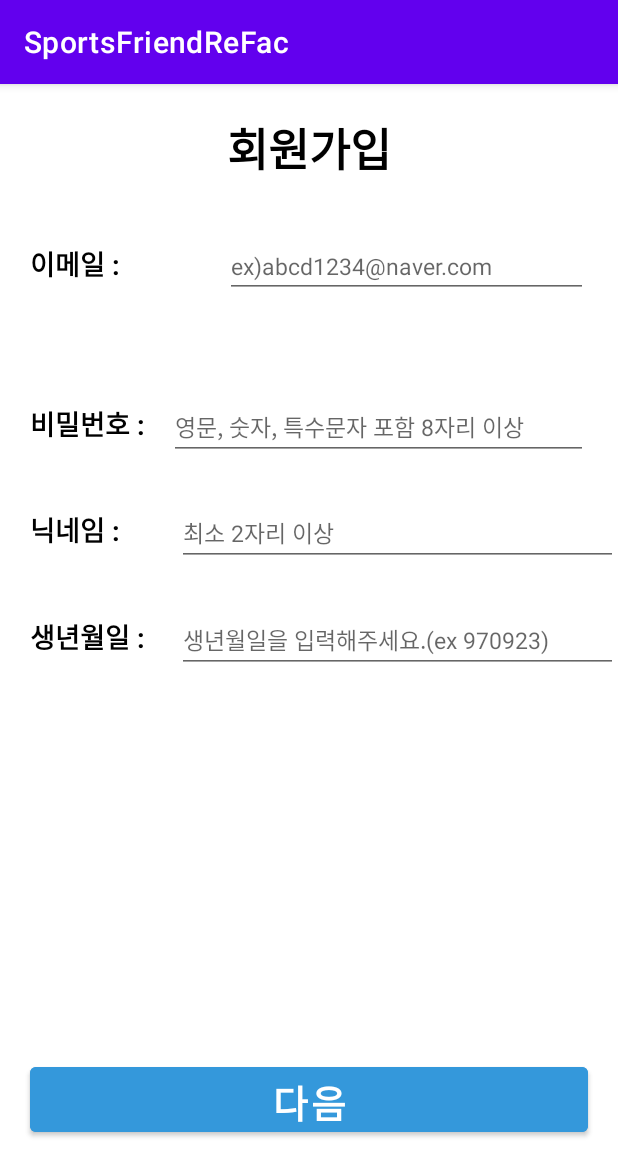
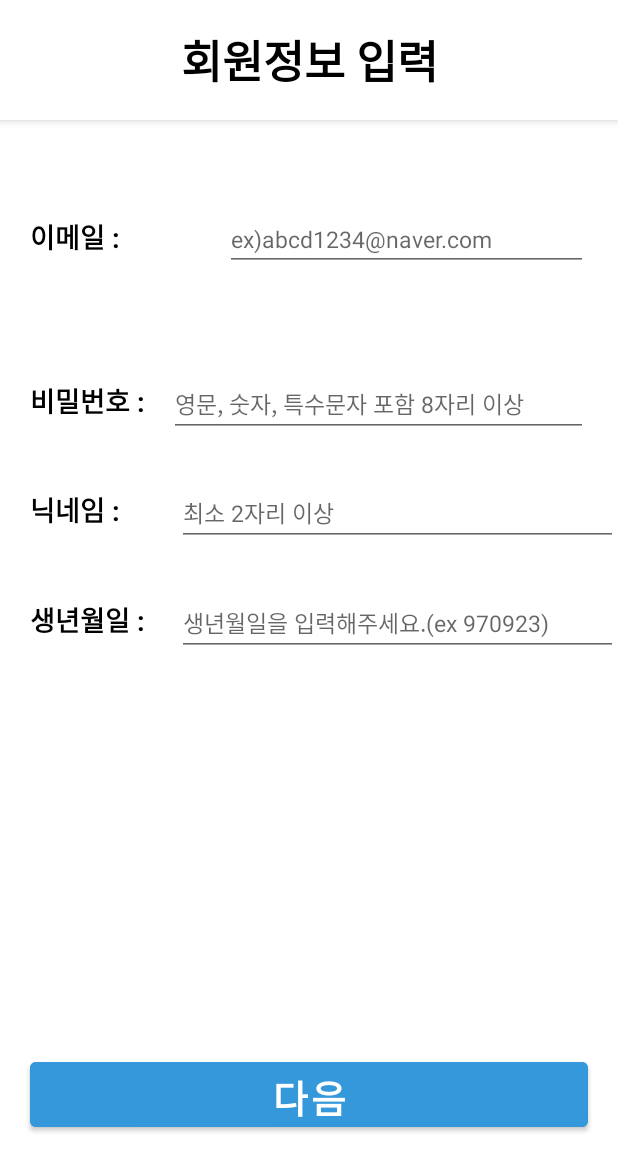
Before and after one commit to moonhyung37/SportsFriendApp-ReFactoring, an Android app: the RegisterFrag screen opened through its navigation route, on a phone screen of 412 x 824 dp. Shown: the top 1176 px of the screen. Run offline under Robolectric (Android 15) with nearby library versions, the phone set to English and light mode, and no system bars; our stand-ins replace Dagger/Hilt's generated code, data binding.

Commit message:
1.로그인 기능 구현 중 -액션바 적용 완료

```diff
--- a/app/src/main/java/com/example/sportsfriendrefac/base/BaseActivity.kt
+++ b/app/src/main/java/com/example/sportsfriendrefac/base/BaseActivity.kt
@@ -1,16 +1,24 @@
 package com.example.sportsfriendrefac.base
 
+import android.app.Activity
+import android.content.Context
+import android.content.Intent
 import android.os.Bundle
 import android.util.Log
+import android.widget.Toast
 import androidx.annotation.LayoutRes
 import androidx.appcompat.app.AppCompatActivity
 import androidx.databinding.DataBindingUtil
 import androidx.databinding.ViewDataBinding
 
+//1)ViewBinding을 상속하는 객체만 받는다.
+//2)
 abstract class BaseActivity<T : ViewDataBinding, V : BaseViewModel>
 //입력값으로 레이아웃 경로를 입력
     (@LayoutRes private val layoutResId: Int) : AppCompatActivity() {
-    private lateinit var binding: T
+    protected lateinit var binding: T
+
+    //추상
     protected abstract val viewModel: V
     abstract val TAG: String // 액티비티 태그
 
@@ -18,40 +26,50 @@ abstract class BaseActivity<T : ViewDataBinding, V : BaseViewModel>
     override fun onCreate(savedInstanceState: Bundle?) {
         super.onCreate(savedInstanceState)
         Log.i(TAG, "onCreate")
-        //엑티비티마다 다른 레이아웃 Id를 입력값으로 받ㄴ
+        //엑티비티마다 다른 레이아웃 Id를 입력값으로 받음
         binding = DataBindingUtil.setContentView(this, layoutResId)
     }
 
+
     override fun onRestart() {
         super.onRestart()
-        Log.i(TAG, "onRestart")
+//        Log.i(TAG, "onRestart")
     }
 
 
     override fun onStart() {
         super.onStart()
-        Log.i(TAG, "onStart")
+//        Log.i(TAG, "onStart")
     }
 
     override fun onResume() {
         super.onResume()
-        Log.i(TAG, "onResume")
+//        Log.i(TAG, "onResume")
     }
 
     override fun onPause() {
         super.onPause()
-        Log.i(TAG, "onPause")
+//        Log.i(TAG, "onPause")
     }
 
     override fun onStop() {
         super.onStop()
-        Log.i(TAG, "onStop")
+//        Log.i(TAG, "onStop")
     }
 
     override fun onDestroy() {
         super.onDestroy()
-        Log.i(TAG, "onDestroy")
+//        Log.i(TAG, "onDestroy")
     }
 
+//    abstract fun init()
 
+    //엑티비티 이동
+    inline fun <reified T : Activity> Context.startActivity() {
+        val intent = Intent(this, T::class.java)
+        startActivity(intent)
+    }
+
+    protected fun showToast(msg: String) =
+        Toast.makeText(applicationContext, msg, Toast.LENGTH_SHORT).show()
 }
--- a/app/src/main/java/com/example/sportsfriendrefac/base/BaseFragment.kt
+++ b/app/src/main/java/com/example/sportsfriendrefac/base/BaseFragment.kt
@@ -27,9 +27,14 @@ abstract class BaseFragment<B : ViewDataBinding>(
     override fun onViewCreated(view: View, savedInstanceState: Bundle?) {
         super.onViewCreated(view, savedInstanceState)
         binding.lifecycleOwner = this
+        //프래그먼트에 필요한 세팅을 하는 메서드
         init()
     }
 
+    //프래그먼트마다 상세한 세팅코드가 다르기 때문에 작성함.
+    //각각의 프래그먼트마다 Override 되는 init()가 실행된다.
+    //override한 부분에 세팅할 코드를 작성하면된다.
+    //onCreatedView에서 실행
     abstract fun init()
 
     protected fun showToast(msg: String) =
--- a/app/src/main/java/com/example/sportsfriendrefac/base/BaseViewModel.kt
+++ b/app/src/main/java/com/example/sportsfriendrefac/base/BaseViewModel.kt
@@ -2,6 +2,7 @@ package com.example.sportsfriendrefac.base
 
 import androidx.lifecycle.ViewModel
 
+//ViewModel에게 기본으로 전달할 메서드를 작성
 open class BaseViewModel : ViewModel() {
 
 }
--- a/app/src/main/java/com/example/sportsfriendrefac/presentation/login/CertifiedEmailFrag.kt
+++ b/app/src/main/java/com/example/sportsfriendrefac/presentation/login/CertifiedEmailFrag.kt
@@ -30,6 +30,7 @@ class CertifiedEmailFrag :
     }
 
     override fun init() {
+        (activity as LoginActivity?)?.toolbarTitle?.text = "이메일 인증"
         binding.btnNextEmail.setOnClickListener(this)
         binding.btnReceiveEmail.setOnClickListener(this)
     }
--- a/app/src/main/java/com/example/sportsfriendrefac/presentation/login/ChoiceAddressFrag.kt
+++ b/app/src/main/java/com/example/sportsfriendrefac/presentation/login/ChoiceAddressFrag.kt
@@ -34,6 +34,7 @@ class ChoiceAddressFrag :
     }
 
     override fun init() {
+        (activity as LoginActivity?)?.toolbarTitle?.text = "지역 선택"
         binding.tvInterestAddrChoice.setOnClickListener(this)
         binding.tvLiveAddrChoice.setOnClickListener(this)
         binding.btnCompleteAddr.setOnClickListener(this)
--- a/app/src/main/java/com/example/sportsfriendrefac/presentation/login/LoginActivity.kt
+++ b/app/src/main/java/com/example/sportsfriendrefac/presentation/login/LoginActivity.kt
@@ -7,10 +7,13 @@ import androidx.databinding.DataBindingUtil
 import androidx.appcompat.app.AppCompatActivity
 import android.os.Bundle
 import android.util.Log
+import android.widget.TextView
 import androidx.activity.viewModels
+import androidx.appcompat.widget.Toolbar
 import com.example.sportsfriendrefac.R
 import com.example.sportsfriendrefac.base.BaseActivity
 import com.example.sportsfriendrefac.databinding.ActivityLoginBinding
+import com.example.sportsfriendrefac.presentation.bulletin.MainActivity
 import dagger.hilt.android.AndroidEntryPoint
 
 @AndroidEntryPoint
@@ -19,12 +22,18 @@ class LoginActivity : BaseActivity<ActivityLoginBinding, LoginViewModel>
 //레이아웃 경로 입력
     (R.layout.activity_login) {
     override val viewModel: LoginViewModel by viewModels()
-
+    var toolbarTitle: TextView? = null
     override val TAG: String
         get() = "LoginActivity"
 
     override fun onCreate(savedInstanceState: Bundle?) {
         super.onCreate(savedInstanceState)
+        toolbarTitle = binding.tvToolbarTitle
+        setSupportActionBar(binding.myToolbar)    //툴바 사용 설정
+
+        //액션바 타이틀 없애기
+        supportActionBar?.setDisplayShowTitleEnabled(false)
+
     }
 
 
--- a/app/src/main/java/com/example/sportsfriendrefac/presentation/login/LoginFrag.kt
+++ b/app/src/main/java/com/example/sportsfriendrefac/presentation/login/LoginFrag.kt
@@ -3,16 +3,14 @@ package com.example.sportsfriendrefac.presentation.login
 
 import android.content.Intent
 import android.os.Bundle
-import android.util.Log
+import android.view.View
 import androidx.fragment.app.Fragment
-import android.view.LayoutInflater
-import android.view.View
-import android.view.ViewGroup
 import androidx.navigation.fragment.findNavController
 import com.example.sportsfriendrefac.R
 import com.example.sportsfriendrefac.base.BaseFragment
 import com.example.sportsfriendrefac.databinding.FragmentLoginBinding
 import com.example.sportsfriendrefac.presentation.bulletin.MainActivity
+
 
 // TODO: Rename parameter arguments, choose names that match
 // the fragment initialization parameters, e.g. ARG_ITEM_NUMBER
@@ -37,6 +35,8 @@ class LoginFrag : BaseFragment<FragmentLoginBinding>(R.layout.fragment_login),
     override fun init() {
         binding.btnLogin.setOnClickListener(this)
         binding.btnRegister.setOnClickListener(this)
+        (activity as LoginActivity?)?.supportActionBar?.hide()
+
     }
 
     override fun onClick(v: View?) {
--- a/app/src/main/java/com/example/sportsfriendrefac/presentation/login/RegisterFrag.kt
+++ b/app/src/main/java/com/example/sportsfriendrefac/presentation/login/RegisterFrag.kt
@@ -30,11 +30,15 @@ class RegisterFrag :
 
     override fun onCreate(savedInstanceState: Bundle?) {
         super.onCreate(savedInstanceState)
+
+
     }
 
 
     override fun init() {
         binding.btnNextRegister.setOnClickListener(this)
+        (activity as LoginActivity?)?.supportActionBar?.show()
+        (activity as LoginActivity?)?.toolbarTitle?.text = "회원정보 입력"
     }
 
     override fun onClick(v: View?) {
--- a/app/src/main/res/layout/activity_login.xml
+++ b/app/src/main/res/layout/activity_login.xml
@@ -2,26 +2,50 @@
 
 <layout>
 
-    <androidx.constraintlayout.widget.ConstraintLayout xmlns:android="http://schemas.android.com/apk/res/android"
+    <androidx.appcompat.widget.LinearLayoutCompat xmlns:android="http://schemas.android.com/apk/res/android"
         xmlns:app="http://schemas.android.com/apk/res-auto"
         xmlns:tools="http://schemas.android.com/tools"
-
         android:layout_width="match_parent"
         android:layout_height="match_parent"
+        android:orientation="vertical"
+        android:weightSum="10"
         tools:context=".presentation.login.LoginActivity">
+
+        <LinearLayout
+            android:layout_width="match_parent"
+            android:layout_height="0dp"
+            android:layout_weight="1.5"
+            android:weightSum="10">
+
+
+            <androidx.appcompat.widget.Toolbar
+                android:id="@+id/my_toolbar"
+                android:layout_width="match_parent"
+                android:layout_height="@dimen/actionBarHeight"
+                android:background="?attr/colorPrimary"
+                android:elevation="4dp"
+                android:theme="@style/ThemeOverlay.AppCompat.ActionBar"
+                app:popupTheme="@style/ThemeOverlay.AppCompat.Light">
+
+                <TextView
+                    android:id="@+id/tv_toolbar_title"
+                    style="@style/loginToolBarTitle"
+                    android:layout_width="wrap_content"
+                    android:layout_height="wrap_content" />
+
+            </androidx.appcompat.widget.Toolbar>
+
+        </LinearLayout>
 
         <androidx.fragment.app.FragmentContainerView
             android:id="@+id/nav_host_fragment"
             android:name="androidx.navigation.fragment.NavHostFragment"
-            android:layout_width="0dp"
+            android:layout_width="match_parent"
             android:layout_height="0dp"
+            android:layout_weight="8.5"
             app:defaultNavHost="true"
-            app:layout_constraintBottom_toBottomOf="parent"
-            app:layout_constraintLeft_toLeftOf="parent"
-            app:layout_constraintRight_toRightOf="parent"
-            app:layout_constraintTop_toTopOf="parent"
             app:navGraph="@navigation/login_nav_graph" />
 
-    </androidx.constraintlayout.widget.ConstraintLayout>
+    </androidx.appcompat.widget.LinearLayoutCompat>
 
 </layout>
--- a/app/src/main/res/layout/activity_main.xml
+++ b/app/src/main/res/layout/activity_main.xml
@@ -5,6 +5,8 @@
     android:layout_width="match_parent"
     android:layout_height="match_parent"
     tools:context=".presentation.bulletin.MainActivity">
+
+
 
     <TextView
         android:layout_width="wrap_content"
--- a/app/src/main/res/layout/fragment_register.xml
+++ b/app/src/main/res/layout/fragment_register.xml
@@ -17,24 +17,6 @@
         android:orientation="vertical"
         tools:context=".presentation.login.RegisterFrag">
 
-        <LinearLayout
-            android:layout_width="match_parent"
-            android:layout_height="0dp"
-            android:layout_weight="1"
-            android:weightSum="10">
-
-
-            <TextView
-                android:layout_width="0dp"
-                android:layout_height="match_parent"
-                android:layout_weight="10"
-                android:gravity="center|center_vertical"
-                android:text="회원가입"
-                android:textColor="@color/black"
-                android:textSize="30sp"
-                android:textStyle="bold" />
-
-        </LinearLayout>
 
         <LinearLayout
             android:layout_width="match_parent"
--- a/app/src/main/res/values/dimens.xml
+++ b/app/src/main/res/values/dimens.xml
@@ -1,8 +1,9 @@
 <?xml version="1.0" encoding="utf-8"?>
 <resources>
     <dimen name="btnLoginHeight">55dp</dimen>
+    <dimen name="LoginEditTextHeight">25dp</dimen>
+    <dimen name="actionBarHeight">80dp</dimen>
     <dimen name="btnLoginTextSize">25sp</dimen>
-    <dimen name="LoginEditTextHeight">25sp</dimen>
     <dimen name="LoginTextSize">25sp</dimen>
 
 
--- /dev/null
+++ b/app/src/main/res/values/text_style.xml
@@ -0,0 +1,13 @@
+<?xml version="1.0" encoding="utf-8"?>
+<resources>
+
+    <style name="loginToolBarTitle">
+        <item name="android:textStyle">bold</item>
+        <item name="android:textSize">30sp</item>
+        <item name="android:textColor">@color/black</item>
+        <item name="android:layout_gravity">center</item>
+        <item name="android:layout_marginTop">10dp</item>
+    </style>
+
+
+</resources>
--- a/app/src/main/res/values/themes.xml
+++ b/app/src/main/res/values/themes.xml
@@ -1,8 +1,8 @@
 <resources xmlns:tools="http://schemas.android.com/tools">
     <!-- Base application theme. -->
-    <style name="Theme.SportsFriendReFac" parent="Theme.MaterialComponents.DayNight.DarkActionBar">
+    <style name="Theme.SportsFriendReFac" parent="Theme.MaterialComponents.DayNight.NoActionBar">
         <!-- Primary brand color. -->
-        <item name="colorPrimary">@color/purple_500</item>
+        <item name="colorPrimary">@color/white</item>
         <item name="colorPrimaryVariant">@color/purple_700</item>
         <item name="colorOnPrimary">@color/white</item>
         <!-- Secondary brand color. -->
```
Also changed, not shown: app/src/main/res/layout/fragment_certified_email.xml (+0 -20 lines), app/src/main/res/layout/fragment_choice_address.xml (+1 -19 lines).
